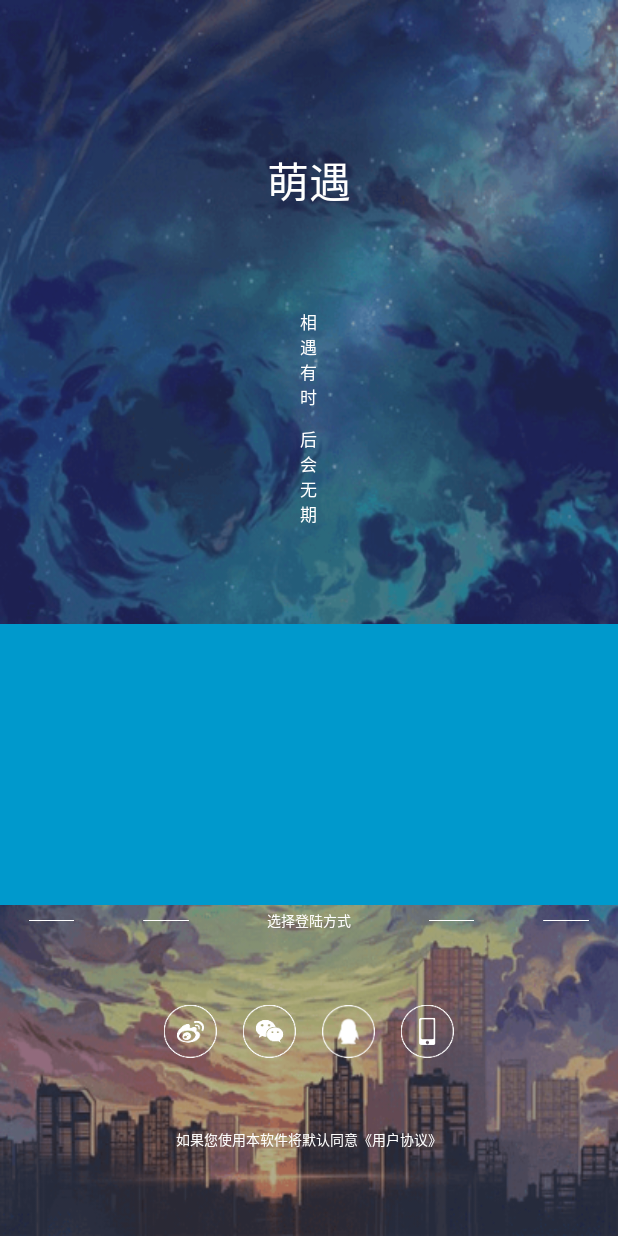
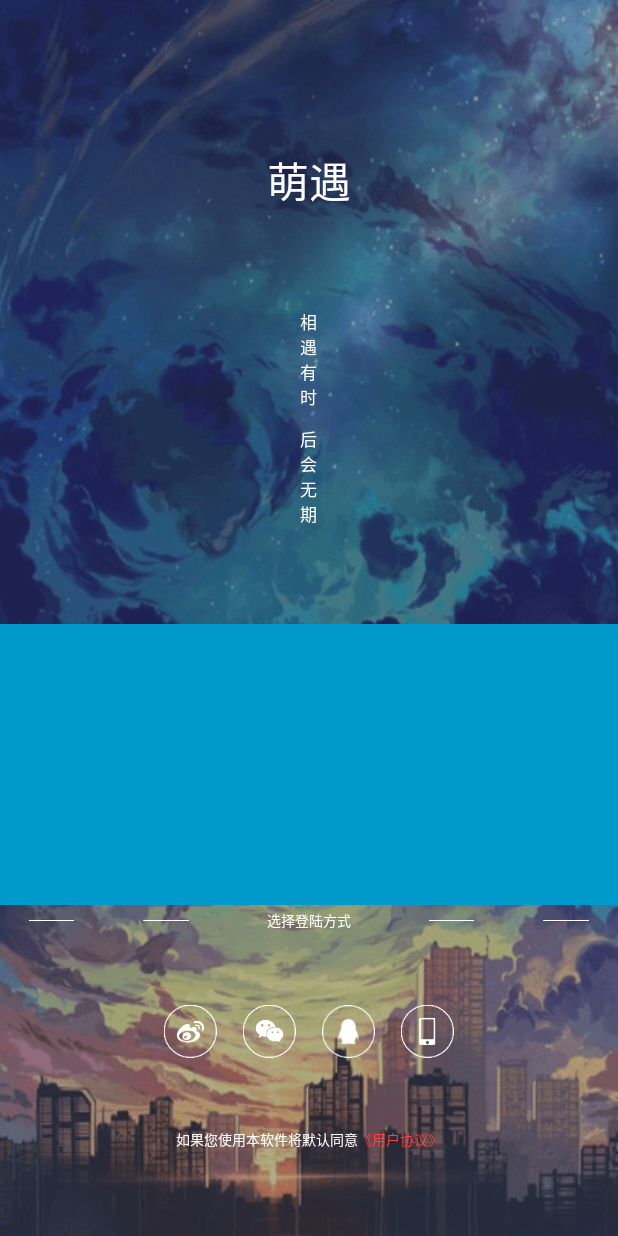
Before and after one commit to Moon0011/qflivesocial, an Android app: the screen it shows after launch (SplashActivity), on a phone screen of 412 x 824 dp. Run offline under Robolectric (Android 15) with nearby library versions, the phone set to English and light mode, and no system bars.

Commit message:
1.splash页面提交string.xml

```diff
--- a/app/src/main/res/layout/splash_layout.xml
+++ b/app/src/main/res/layout/splash_layout.xml
@@ -38,7 +38,7 @@
             <TextView
                 android:layout_width="wrap_content"
                 android:layout_height="wrap_content"
-                android:text="相\n遇\n有\n时"
+                android:text="@string/splash_center_txt"
                 android:textColor="@android:color/white"
                 android:textSize="11.3sp" />
 
@@ -46,7 +46,7 @@
                 android:layout_width="wrap_content"
                 android:layout_height="wrap_content"
                 android:layout_marginTop="11.5dp"
-                android:text="后\n会\n无\n期"
+                android:text="@string/splash_center_txt2"
                 android:textColor="@android:color/white"
                 android:textSize="11.3sp" />
         </LinearLayout>
@@ -144,8 +144,16 @@
                 android:layout_width="wrap_content"
                 android:layout_height="wrap_content"
                 android:layout_gravity="top"
-                android:text="如果您使用本软件将默认同意《用户协议》"
+                android:text="@string/splash_bottom_txt"
                 android:textColor="@android:color/white"
+                android:textSize="9.4sp" />
+
+            <TextView
+                android:layout_width="wrap_content"
+                android:layout_height="wrap_content"
+                android:layout_gravity="top"
+                android:text="@string/splash_bottom_txt2"
+                android:textColor="@android:color/holo_red_light"
                 android:textSize="9.4sp" />
 
         </LinearLayout>
--- a/app/src/main/res/values/strings.xml
+++ b/app/src/main/res/values/strings.xml
@@ -1,3 +1,8 @@
 <resources>
     <string name="app_name">QFLiveSocialApp</string>
+    <string name="splash_app_name">萌遇</string>
+    <string name="splash_bottom_txt">如果您使用本软件将默认同意</string>
+    <string name="splash_bottom_txt2">《用户协议》</string>
+    <string name="splash_center_txt">相\n遇\n有\n时</string>
+    <string name="splash_center_txt2">后\n会\n无\n期</string>
 </resources>
```
